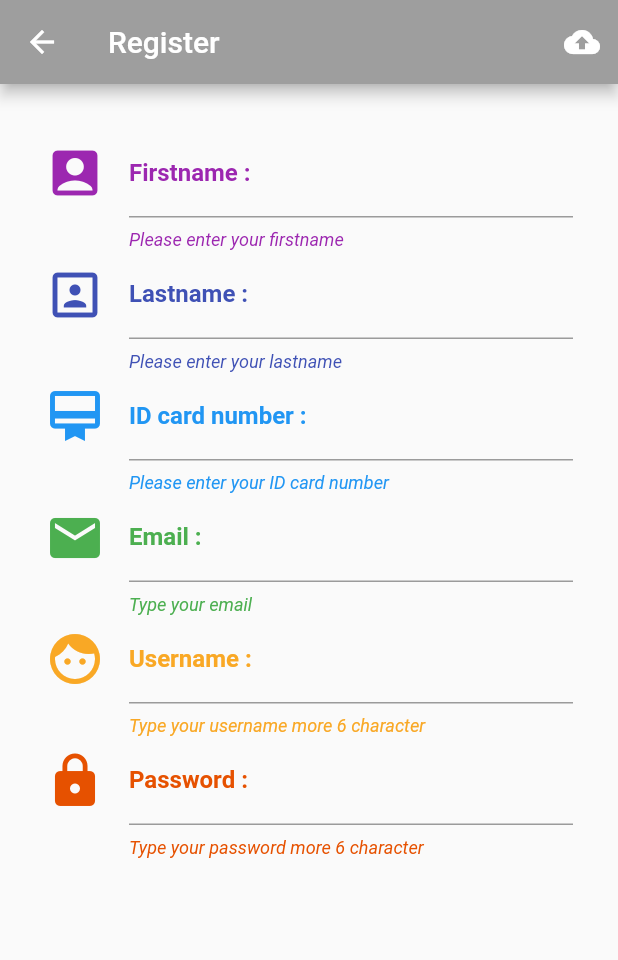
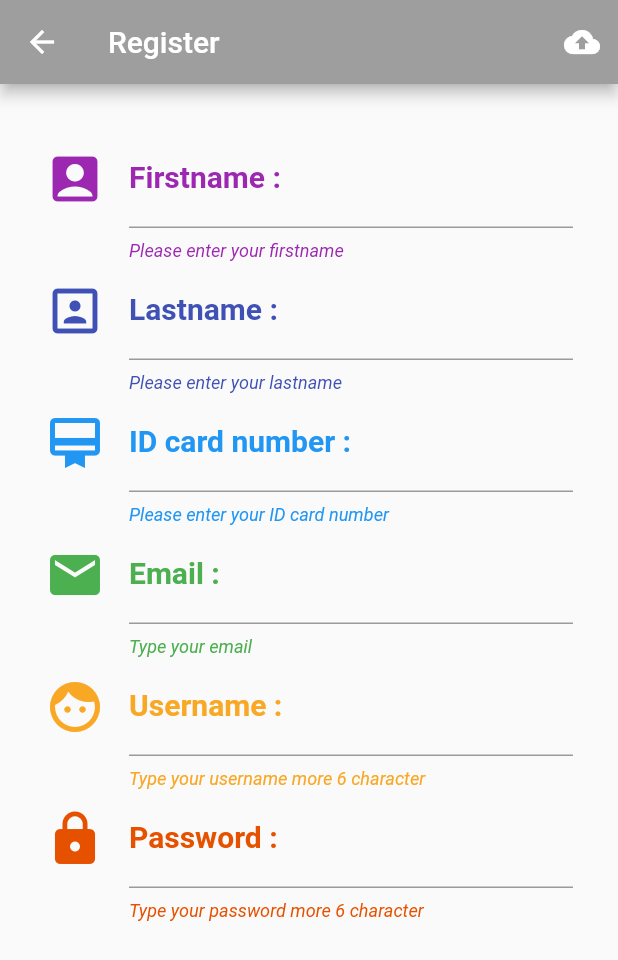
Before and after one commit to FrameTee29/Flutter_Test, a Flutter app: the Register screen opened directly, on a phone screen of 412 x 824 dp. Shown: the top 960 px of the screen. Run offline on Flutter 3.47's test engine with Material 2 defaults, Android fonts, the phone set to English and light mode, and no system bars.

Commit message:
form signup OK

```diff
--- a/lib/screens/register.dart
+++ b/lib/screens/register.dart
@@ -20,7 +20,8 @@ class _RegisterState extends State<Register> {
   }
 
   Widget nameText() {
-    return TextFormField(style: TextStyle(color:Colors.purple),
+    return TextFormField(
+      style: TextStyle(color: Colors.purple,fontSize: 20.0,),
       decoration: InputDecoration(
         icon: Icon(
           Icons.account_box,
@@ -41,9 +42,9 @@ class _RegisterState extends State<Register> {
     );
   }
 
-
   Widget lastnameText() {
-    return TextFormField(style: TextStyle(color:Colors.indigo),
+    return TextFormField(
+      style: TextStyle(color: Colors.indigo,fontSize: 20.0,),
       decoration: InputDecoration(
         icon: Icon(
           Icons.portrait,
@@ -65,7 +66,8 @@ class _RegisterState extends State<Register> {
   }
 
   Widget cardidText() {
-    return TextFormField(style: TextStyle(color:Colors.blue),
+    return TextFormField(
+      style: TextStyle(color: Colors.blue,fontSize: 20.0,),
       decoration: InputDecoration(
         icon: Icon(
           Icons.card_membership,
@@ -87,7 +89,9 @@ class _RegisterState extends State<Register> {
   }
 
   Widget emailText() {
-    return TextFormField(style: TextStyle(color:Colors.green),
+    return TextFormField(
+      keyboardType: TextInputType.emailAddress,
+      style: TextStyle(color: Colors.green,fontSize: 20.0,),
       decoration: InputDecoration(
         icon: Icon(
           Icons.email,
@@ -109,7 +113,8 @@ class _RegisterState extends State<Register> {
   }
 
   Widget usernameText() {
-    return TextFormField(style: TextStyle(color:Colors.yellow[800]),
+    return TextFormField(
+      style: TextStyle(color: Colors.yellow[800],fontSize: 20.0,),
       decoration: InputDecoration(
         icon: Icon(
           Icons.face,
@@ -131,7 +136,12 @@ class _RegisterState extends State<Register> {
   }
 
   Widget passwordText() {
-    return TextFormField(style: TextStyle(color:Colors.orange[900]),
+    return TextFormField(
+      keyboardType: TextInputType.visiblePassword,
+      style: TextStyle(
+        color: Colors.orange[900],
+        fontSize: 20.0,
+      ),
       decoration: InputDecoration(
         icon: Icon(
           Icons.lock,
@@ -151,8 +161,6 @@ class _RegisterState extends State<Register> {
       ),
     );
   }
-
-
 
   @override
   Widget build(BuildContext context) {
```
